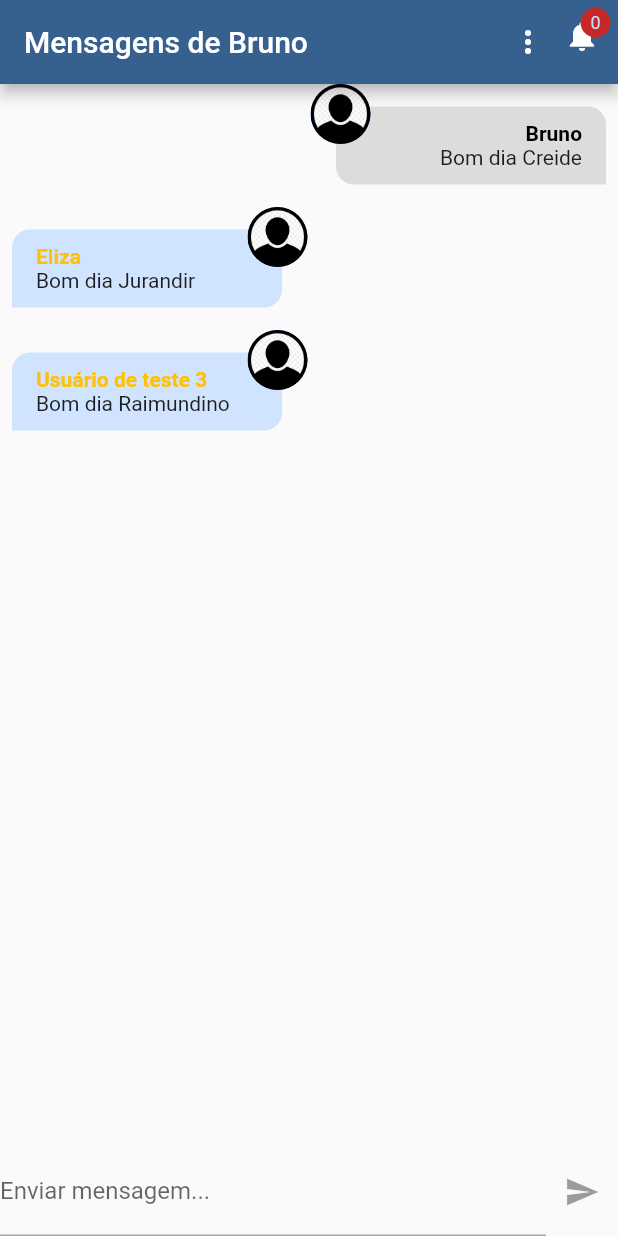
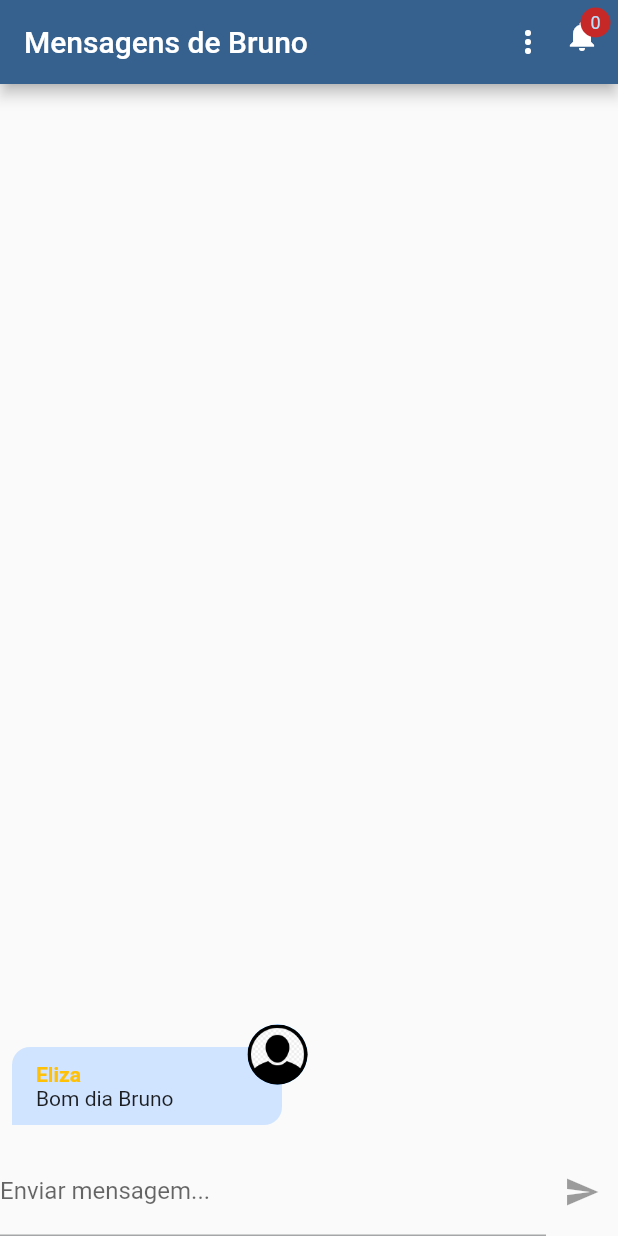
Before and after one commit to BrunoPivoto/chat-flutter, a Flutter app: the screen it shows after launch, on a phone screen of 412 x 824 dp. Run offline on Flutter 3.47's test engine with Material 2 defaults, Android fonts, the phone set to English and light mode, and no system bars; our stand-ins replace image_picker; accounts and stored records are empty.

```diff
--- a/lib/components/messages.dart
+++ b/lib/components/messages.dart
@@ -19,7 +19,7 @@ class Messages extends StatelessWidget {
         } else {
           final msgs = snapshot.data!;
           return ListView.builder(
-            // reverse: true,
+            reverse: true,
             itemCount: msgs.length,
             itemBuilder: (ctx, index) {
               return MessageBubble(
--- a/lib/core/services/chat/chat_mock_service.dart
+++ b/lib/core/services/chat/chat_mock_service.dart
@@ -8,27 +8,11 @@ import 'package:chat/core/services/chat/chat_service.dart';
 class ChatMockService implements ChatService {
   static final List<ChatMessage> _msgs = [
     ChatMessage(
-      id: '1',
-      text: 'Bom dia Creide',
-      createdAt: DateTime.now(),
-      userId: '123',
-      userName: 'Bruno',
-      userImageUrl: 'assets/images/avatar.png',
-    ),
-    ChatMessage(
       id: '2',
-      text: 'Bom dia Jurandir',
+      text: 'Bom dia Bruno',
       createdAt: DateTime.now(),
       userId: '456',
       userName: 'Eliza',
-      userImageUrl: 'assets/images/avatar.png',
-    ),
-    ChatMessage(
-      id: '3',
-      text: 'Bom dia Raimundino',
-      createdAt: DateTime.now(),
-      userId: '789',
-      userName: 'Usuário de teste 3',
       userImageUrl: 'assets/images/avatar.png',
     ),
   ];
--- a/lib/pages/chat_page.dart
+++ b/lib/pages/chat_page.dart
@@ -1,8 +1,6 @@
-import 'dart:math';
 
 import 'package:chat/components/messages.dart';
 import 'package:chat/components/new_message.dart';
-import 'package:chat/core/models/chat_notification.dart';
 import 'package:chat/core/services/auth/auth_service.dart';
 import 'package:chat/core/services/notification/chat_notification_service.dart';
 import 'package:chat/pages/notification_page.dart';
```
Also changed, not shown: 1 other file.
